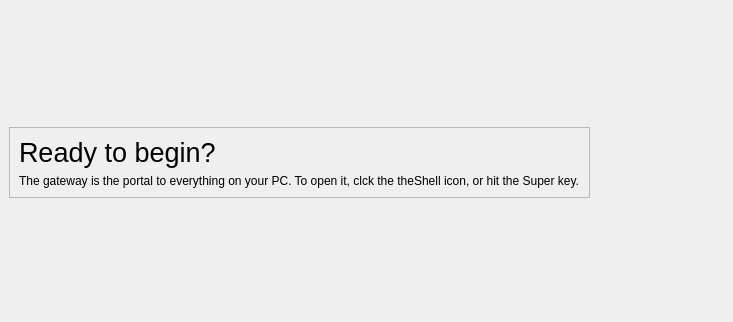
Qt form tutorialwindow.ui (vicr123/theshell) before a commit; both pictures show x 0 to 733 and y 0 to 322 of the 1146 by 415 pixel window.
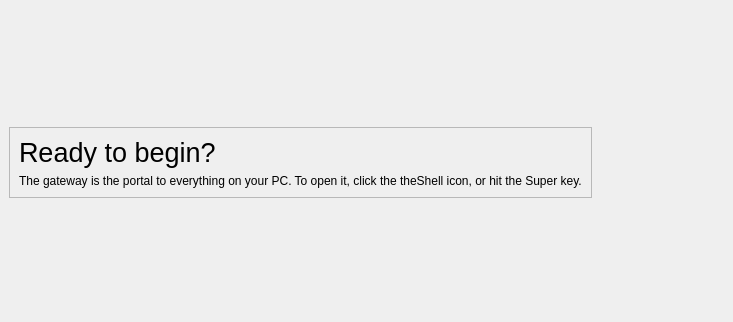
The same form after that commit. The open tabs and pages were chosen to show the change. Icons and pictures are not drawn.

Patch:
```diff
--- a/tutorialwindow.ui
+++ b/tutorialwindow.ui
@@ -86,7 +86,7 @@
           <item>
            <widget class="QLabel" name="label_7">
             <property name="text">
-             <string>The gateway is the portal to everything on your PC. To open it, clck the theShell icon, or hit the Super key.</string>
+             <string>The gateway is the portal to everything on your PC. To open it, click the theShell icon, or hit the Super key.</string>
             </property>
            </widget>
           </item>
```
Left out of the diff: 5 changed lines with no effect on the pictures.
